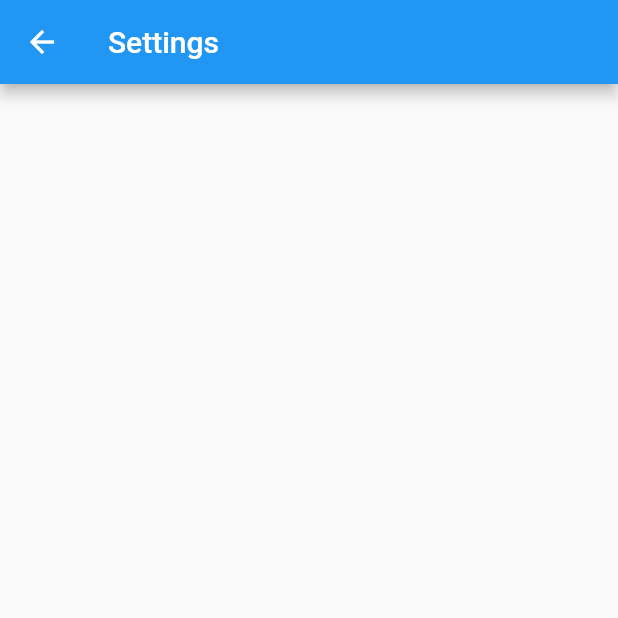
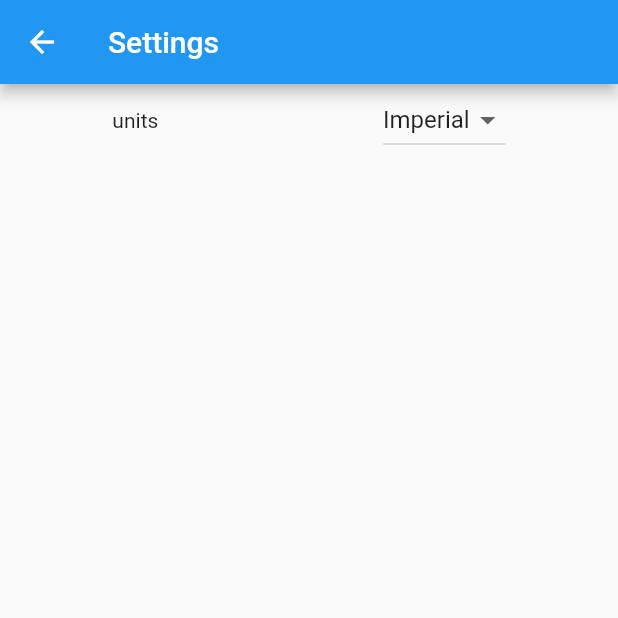
Before and after one commit to santosh565/provider_demo, a Flutter app: the Settings screen opened directly, on a phone screen of 412 x 824 dp, the top half of it. Run offline on Flutter 3.47's test engine with Material 2 defaults, Android fonts, the phone set to English and light mode, and no system bars.

Commit message:
add dropdown in settings screen

```diff
--- a/lib/screens/settings.dart
+++ b/lib/screens/settings.dart
@@ -9,6 +9,27 @@ class Settings extends StatelessWidget {
       appBar: AppBar(
         title: const Text('Settings'),
       ),
+      body: Column(
+        children: [
+          Row(
+            mainAxisAlignment: MainAxisAlignment.spaceAround,
+            children: [
+              const Text('units'),
+              DropdownButton<String>(
+                value: 'Imperial',
+                onChanged: (value) {},
+                items: <String>['Imperial', 'Metric']
+                    .map<DropdownMenuItem<String>>((String value) {
+                  return DropdownMenuItem<String>(
+                    value: value,
+                    child: Text(value),
+                  );
+                }).toList(),
+              ),
+            ],
+          )
+        ],
+      ),
     );
   }
 }
--- a/pubspec.yaml
+++ b/pubspec.yaml
@@ -35,6 +35,7 @@ dependencies:
   # Use with the CupertinoIcons class for iOS style icons.
   cupertino_icons: ^1.0.2
   provider: ^6.0.2
+  shared_preferences: ^2.0.13
 
 dev_dependencies:
   flutter_test:
```
Also changed, not shown: pubspec.lock.
